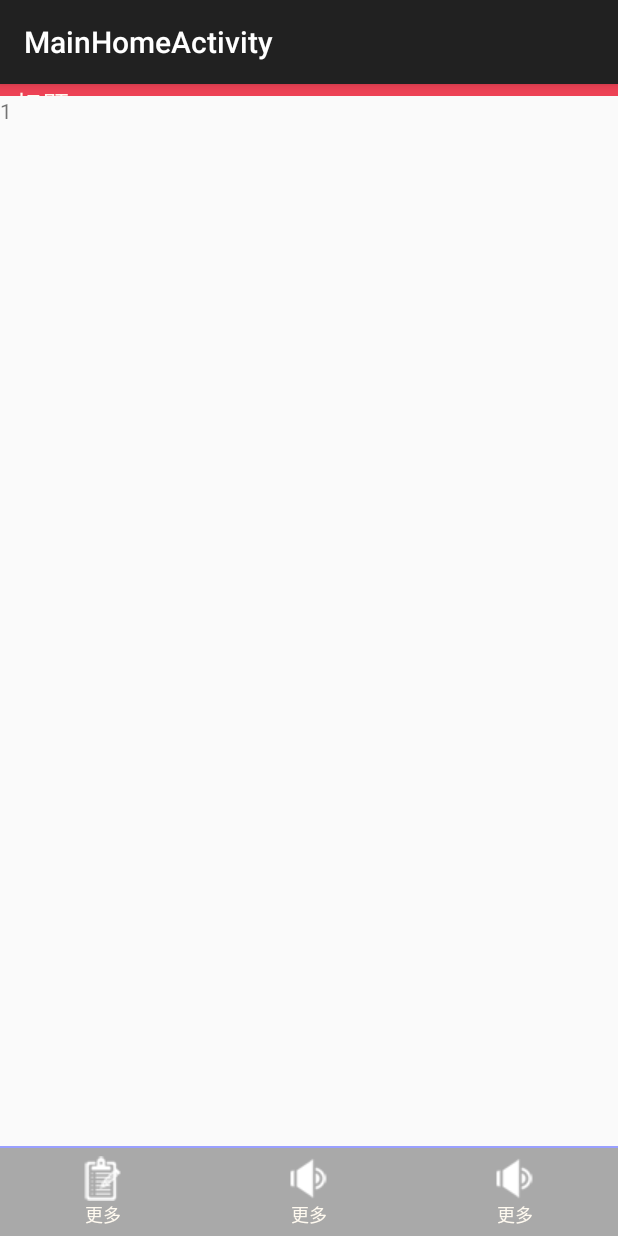
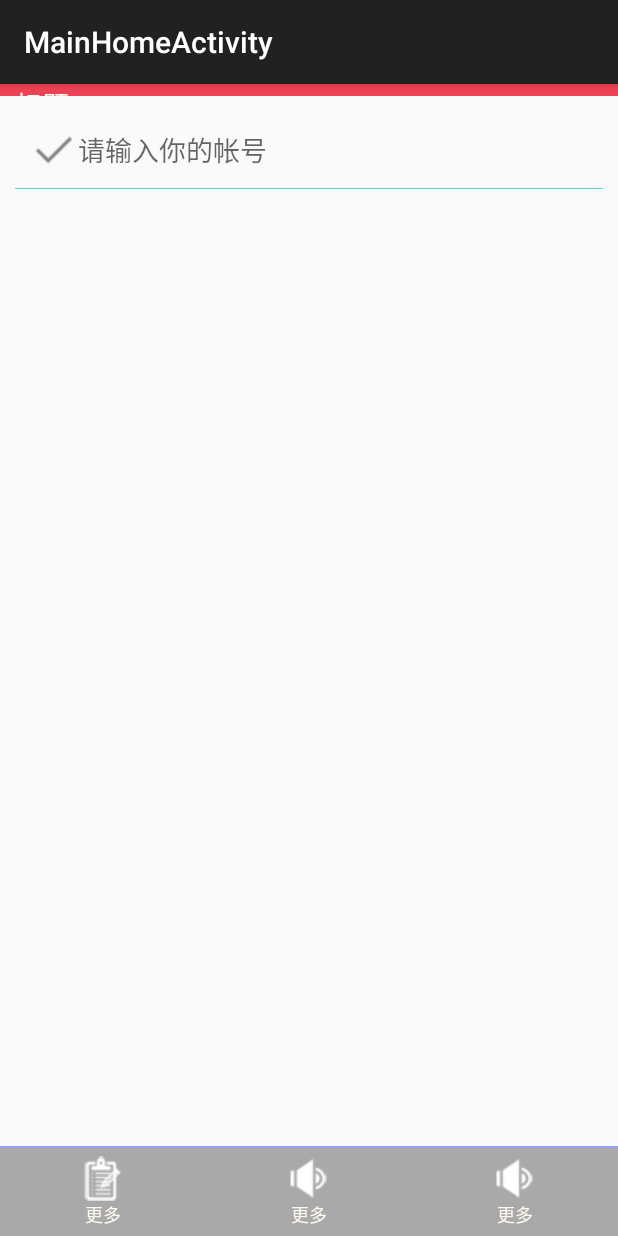
Before and after one commit to mosentest/Te, an Android app: the screen it shows after launch (MainHomeActivity), on a phone screen of 412 x 824 dp. Run offline under Robolectric (Android 15) with nearby library versions, the phone set to English and light mode, and no system bars; our stand-ins replace Volley.

Commit message:
实现自定义EditText

```diff
--- a/app/build.gradle
+++ b/app/build.gradle
@@ -43,6 +43,7 @@ dependencies {
     // You must install or update the Support Repository through the SDK manager to use this dependency.
     // You must install or update the Support Repository through the SDK manager to use this dependency.
     // You must install or update the Support Repository through the SDK manager to use this dependency.
+    compile 'com.ogaclejapan.smarttablayout:library:1.3.0@aar'
     compile 'de.greenrobot:eventbus:2.4.0'
     compile 'com.mcxiaoke.volley:library:1.0.15'
     compile 'com.android.support:appcompat-v7:19.+'
--- a/app/src/main/java/org/moziqi/fragment/BlankHome2Fragment.java
+++ b/app/src/main/java/org/moziqi/fragment/BlankHome2Fragment.java
@@ -58,5 +58,8 @@ public class BlankHome2Fragment extends Fragment {
         return inflater.inflate(R.layout.fragment_blank_home2, container, false);
     }
 
-
+    @Override
+    public void onLowMemory() {
+        super.onLowMemory();
+    }
 }
--- a/app/src/main/java/org/moziqi/ui/PopupWindow/adapter/MainMenuAdapter.java
+++ b/app/src/main/java/org/moziqi/ui/PopupWindow/adapter/MainMenuAdapter.java
@@ -1,7 +1,6 @@
 package org.moziqi.ui.PopupWindow.adapter;
 
 import android.content.Context;
-import android.graphics.BitmapFactory;
 import android.view.LayoutInflater;
 import android.view.View;
 import android.view.ViewGroup;
@@ -11,9 +10,7 @@ import android.widget.TextView;
 
 import org.moziqi.ui.PopupWindow.entity.MainMenu;
 import org.moziqi.util.DefaultException;
-import org.moziqi.util.GeneralApplication;
 
-import java.security.GeneralSecurityException;
 import java.util.List;
 
 import moziqi.te.R;
--- /dev/null
+++ b/app/src/main/res/drawable/edit_text_selector.xml
@@ -0,0 +1,45 @@
+<?xml version="1.0" encoding="utf-8"?>
+
+<selector xmlns:android="http://schemas.android.com/apk/res/android">
+    <item android:state_focused="true">
+        <shape  >
+            <!--边缘线的宽度和颜色-->
+            <!--<stroke android:width="1dp"-->
+                    <!--android:color="#1cc4ad"-->
+                <!--/>-->
+            <gradient android:angle="90"
+                    android:centerColor="@android:color/transparent"
+                    android:centerX="2%"
+                    android:startColor="#1cc4ad" />
+            <!-- 设置padding -->
+            <padding android:bottom="10dp"
+                    android:left="10dp"
+                    android:right="10dp"
+                    android:top="10dp" />
+        </shape>
+    </item>
+    <item android:state_window_focused="false">
+        <shape>
+            <!--边缘线的宽度和颜色-->
+            <!--<stroke android:width="1dp"-->
+                <!--android:color="#66cccccc"-->
+                <!--/>-->
+
+            <!--中间渐变，角度0从左往右，正值为逆时针，270度为从上到下-->
+            <!--<gradient android:angle="270"-->
+                <!--android:centerColor="#ffffff"-->
+                <!--android:endColor="#ffffff"-->
+                <!--android:startColor="#ffffff" />-->
+
+            <gradient android:angle="90"
+                android:centerColor="@android:color/transparent"
+                android:centerX="2%"
+                android:startColor="#ffffff" />
+            <!-- 设置padding -->
+            <padding android:bottom="10dp"
+                android:left="10dp"
+                android:right="10dp"
+                android:top="10dp" />
+        </shape>
+    </item>
+</selector>
--- a/app/src/main/res/layout/fragment_blank_home.xml
+++ b/app/src/main/res/layout/fragment_blank_home.xml
@@ -1,13 +1,26 @@
-<FrameLayout xmlns:android="http://schemas.android.com/apk/res/android"
+<RelativeLayout xmlns:android="http://schemas.android.com/apk/res/android"
     xmlns:tools="http://schemas.android.com/tools"
     android:layout_width="match_parent"
     android:layout_height="match_parent"
+    android:focusable="true"
     tools:context="org.moziqi.fragment.BlankHomeFragment">
 
-    <!-- TODO: Update blank fragment layout -->
-    <TextView
+    <EditText
         android:layout_width="match_parent"
-        android:layout_height="match_parent"
-        android:text="1" />
+        android:layout_height="wrap_content"
+        android:layout_margin="10dp"
+        android:drawableLeft="@drawable/ic_action_accept"
+        android:hint="请输入你的帐号"
+        android:background="@drawable/edit_text_selector" />
 
-</FrameLayout>
+    <EditText
+        android:layout_width="match_parent"
+        android:layout_height="wrap_content"
+        android:layout_alignParentBottom="true"
+        android:layout_margin="10dp"
+        android:background="@drawable/edit_text_selector" />
+    <!--<android.support.v4.view.ViewPager-->
+    <!--android:id="@+id/viewpager"-->
+    <!--android:layout_width="match_parent"-->
+    <!--android:layout_height="wrap_content" />-->
+</RelativeLayout>
```
Also changed, not shown: 1 other file.
